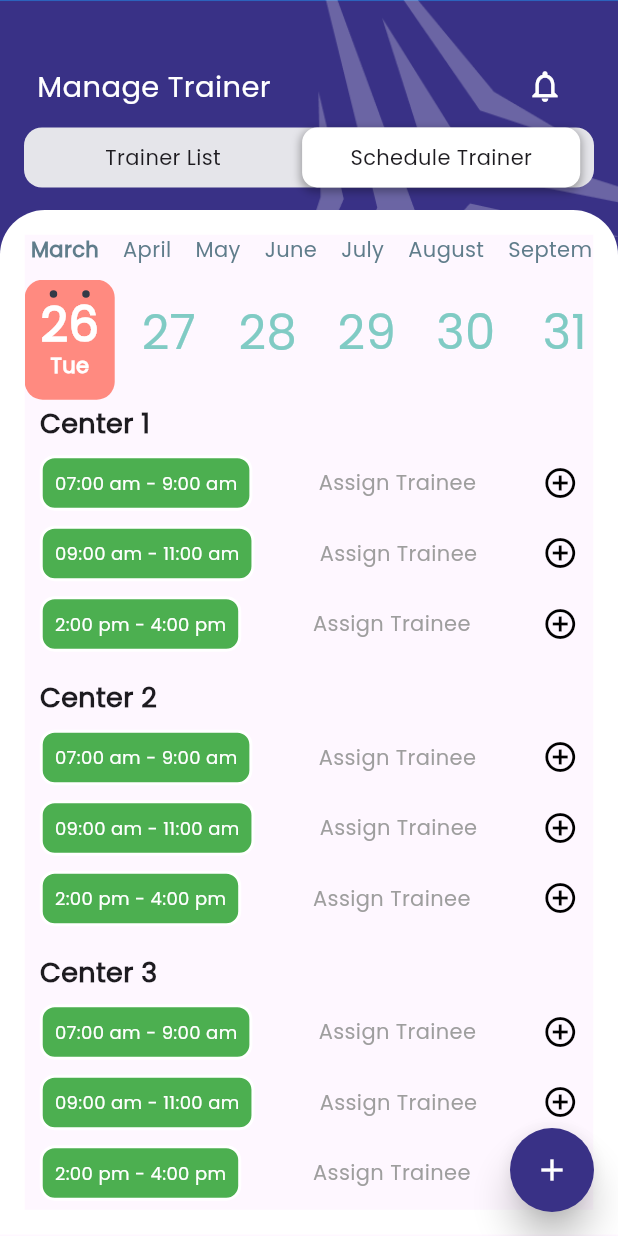
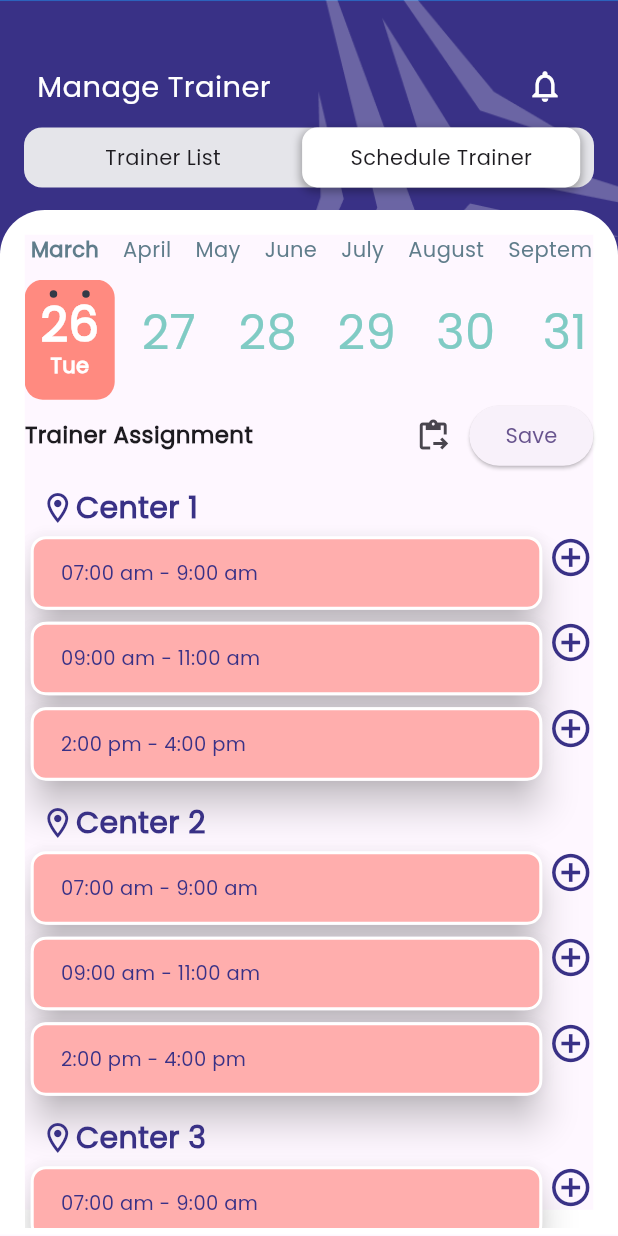
Before and after one commit to Surabhiprissoft/sahyog, a Flutter app: the ManageTrainer screen opened directly, item 2 of the bottom bar chosen, on a phone screen of 412 x 824 dp. Run offline on Flutter 3.47's test engine with Material 3 defaults, Android fonts, the phone set to English and light mode, and no system bars; drawn by our look-alikes of calendar_timeline, custom_sliding_segmented_control; our stand-ins replace animated_splash_screen, flutter_svg, get, get_storage, google_fonts, image_picker and 4 more; missing offline and left inert: dart:ffi, fab_circular_menu_plus; accounts and stored records are empty; network calls fail; project files that could hold a hidden picture were left out.

Commit message:
done with design part of scheduling screen

```diff
--- a/lib/Screens/ManageTrainer.dart
+++ b/lib/Screens/ManageTrainer.dart
@@ -23,17 +23,6 @@ class ManageTrainer extends GetView<ManageTrainerController> {
   Widget build(BuildContext context) {
     return Scaffold(
 
-      floatingActionButton: FloatingActionButton(
-        child: Icon(Icons.add, color: Colors.white,),
-        shape: CircleBorder(),
-        backgroundColor: AppColors.appThemeColor,
-        elevation: 10.0,
-        onPressed: () {
-          /* var controller = Get.find<AddTrainerController>();
-          controller.clearControllers();*/
-          Get.to(() => AddTrainer());
-        },
-      ),
       body: GetBuilder<ManageTrainerController>(
         assignId: true,
         builder: (controller) {
@@ -68,8 +57,88 @@ class ManageTrainer extends GetView<ManageTrainerController> {
                         ),
                         child:
                         controller.slidingValue.value == 1 ?
-                        Obx(() {
-                          if (controller.trainerList.isEmpty) {
+                        TrainerList(manageTrainerController: manageTrainerController)
+                            : StickyList()
+                    );
+                  })
+
+              ),
+              Positioned(
+                top: 85,
+                left: 16,
+                right: 16,
+                child: SizedBox(
+                  child: Obx(() {
+                    return CustomSlidingSegmentedControl<int>(
+                      initialValue: controller.slidingValue.value,
+                      children: const {
+                        1: Text('Trainer List'),
+                        2: Text('Schedule Trainer'),
+                      },
+                      innerPadding: EdgeInsets.zero,
+                      fixedWidth: 45.w,
+                      decoration: BoxDecoration(
+                        color: CupertinoColors.lightBackgroundGray,
+                        borderRadius: BorderRadius.circular(12),
+                      ),
+                      thumbDecoration: BoxDecoration(
+                        color: Colors.white,
+                        borderRadius: BorderRadius.circular(10),
+                        boxShadow: [
+                          BoxShadow(
+                            color: Colors.black.withOpacity(.3),
+                            blurRadius: 4.0,
+                            spreadRadius: 1.0,
+                            offset: Offset(
+                              0.0,
+                              2.0,
+                            ),
+                          ),
+                        ],
+                      ),
+                      onValueChanged: (v) {
+                        controller.slidingValue.value = v;
+                        print("POSITION" + controller.slidingValue.value
+                            .toString());
+                      },
+                    );
+                  }),
+                ),
+              ),
+
+            ],
+
+          );
+        },
+      ),
+    );
+  }
+}
+
+class TrainerList extends StatelessWidget {
+  const TrainerList({
+    super.key,
+    required this.manageTrainerController,
+  });
+
+  final ManageTrainerController manageTrainerController;
+
+  @override
+  Widget build(BuildContext context) {
+    return Scaffold(
+      floatingActionButton: FloatingActionButton(
+        child: Icon(Icons.add, color: Colors.white,),
+        shape: CircleBorder(),
+        backgroundColor: AppColors.appThemeColor,
+        elevation: 10.0,
+        onPressed: () {
+          /* var controller = Get.find<AddTrainerController>();
+          controller.clearControllers();*/
+          Get.to(() => AddTrainer());
+        },
+      ),
+      body: Obx(() {
+        if (manageTrainerController.trainerList.isEmpty) {
           return Center(
             child: SizedBox(
               width: 40.0,
@@ -80,9 +149,9 @@ class ManageTrainer extends GetView<ManageTrainerController> {
         } else {
           // Show the list view with data
           return ListView.builder(
-                              itemCount: controller.trainerList.length,
+            itemCount: manageTrainerController.trainerList.length,
             itemBuilder: (context, index) {
-                                final trainer = controller.trainerList[index];
+              final trainer = manageTrainerController.trainerList[index];
               return InkWell(
                 onTap: (){
                   Get.to(() => TrainerProfile(), arguments: trainer);
@@ -149,60 +218,7 @@ class ManageTrainer extends GetView<ManageTrainerController> {
             },
           );
         }
-                        })
-                            : StickyList()
-                    );
-                  })
-
-              ),
-              Positioned(
-                top: 85,
-                left: 16,
-                right: 16,
-                child: SizedBox(
-                  child: Obx(() {
-                    return CustomSlidingSegmentedControl<int>(
-                      initialValue: controller.slidingValue.value,
-                      children: const {
-                        1: Text('Trainer List'),
-                        2: Text('Schedule Trainer'),
-                      },
-                      innerPadding: EdgeInsets.zero,
-                      fixedWidth: 45.w,
-                      decoration: BoxDecoration(
-                        color: CupertinoColors.lightBackgroundGray,
-                        borderRadius: BorderRadius.circular(12),
-                      ),
-                      thumbDecoration: BoxDecoration(
-                        color: Colors.white,
-                        borderRadius: BorderRadius.circular(10),
-                        boxShadow: [
-                          BoxShadow(
-                            color: Colors.black.withOpacity(.3),
-                            blurRadius: 4.0,
-                            spreadRadius: 1.0,
-                            offset: Offset(
-                              0.0,
-                              2.0,
-                            ),
-                          ),
-                        ],
-                      ),
-                      onValueChanged: (v) {
-                        controller.slidingValue.value = v;
-                        print("POSITION" + controller.slidingValue.value
-                            .toString());
-                      },
-                    );
       }),
-                ),
-              ),
-
-            ],
-
-          );
-        },
-      ),
     );
   }
 }
--- a/lib/Screens/StickyCenters.dart
+++ b/lib/Screens/StickyCenters.dart
@@ -40,9 +40,23 @@ class StickyList extends StatelessWidget {
               dotsColor: Color(0xFF333A47),
               locale: 'en_ISO',
             ),
+            Row(
+              mainAxisAlignment: MainAxisAlignment.spaceBetween,
+              children: [
+                Text("Trainer Assignment",style: TextStyle(fontSize: 16.sp,fontWeight: FontWeight.w700),),
+                Row(
+                  children: [
+                    IconButton(onPressed: (){}, icon: Icon(Icons.content_paste_go)),
+                    ElevatedButton(onPressed: (){}, child: Text("Save"))
+                  ],
+                )
+              ],
+            ),
+            SizedBox(height: 10.0),
             SingleChildScrollView(
+              child: Container(
                 child: SizedBox(
-                height:65.h,
+                  height:60.h,
                   child: ListView.builder(
                     itemCount: centers.length,
                     shrinkWrap: true,
@@ -52,21 +66,43 @@ class StickyList extends StatelessWidget {
                     itemBuilder: (context, index) {
                       return Column(
                         crossAxisAlignment: CrossAxisAlignment.start,
+                        mainAxisAlignment: MainAxisAlignment.start,
                         children: [
                           Padding(
-                          padding: EdgeInsets.symmetric(vertical: 3.0, horizontal: 10.0),
-                          child: Text(
+                            padding: EdgeInsets.symmetric(vertical: 0.0, horizontal: 10.0),
+                            child: Container(
+                              child: Row(
+                                children: [
+                                  Icon(Icons.location_on_outlined,color: AppColors.appThemeColor,),
+                                  Text(
                                     centers[index].name,
-                            style: TextStyle(fontSize: 18.0, fontWeight: FontWeight.bold),
+                                    style: TextStyle(fontSize: 20.0, fontWeight: FontWeight.bold,color: AppColors.appThemeColor),
+                                  ),
+                                ],
+                              ),
                             ),
                           ),
                           ListView.builder(
+                            padding: EdgeInsets.zero,
                             shrinkWrap: true,
                             physics: NeverScrollableScrollPhysics(),
                             itemCount: centers[index].timeSlots.length,
                             itemBuilder: (context, slotIndex) {
-                            return Padding(
+                              return IntrinsicWidth(
+                                child: Row(
+                                  mainAxisAlignment: MainAxisAlignment.spaceBetween,
+                                  crossAxisAlignment: CrossAxisAlignment.start,
+                                  children: [
+                                    Expanded(
+                                      child: Card(
+                                        elevation: 10.0,
+                                        child: Container(
                                           padding: EdgeInsets.symmetric(horizontal: 10.0, vertical: 5.0),
+                                          decoration: BoxDecoration(
+                                            color: AppColors.slotCardBackground,
+                                            border: Border.all(color: Colors.white, width: 2),
+                                            borderRadius: BorderRadius.circular(10),
+                                          ),
                                           child: Column(
                                             children: [
                                               Row(
@@ -74,22 +110,45 @@ class StickyList extends StatelessWidget {
                                                 children: [
                                                   Container(
                                                     padding: EdgeInsets.all(8.0),
-                                        decoration: BoxDecoration(
-                                          color: Colors.green,
-                                          border: Border.all(color: Colors.white, width: 2),
-                                          borderRadius: BorderRadius.circular(10),
-                                        ),
                                                     child: Text(
                                                       centers[index].timeSlots[slotIndex],
-                                          style: TextStyle(fontSize: 12.0, color: Colors.white),
+                                                      style: TextStyle(fontSize: 13.0, color: AppColors.appThemeColor),
                                                     ),
                                                   ),
                                                   SizedBox(width: 15.0),
-                                      Text(
-                                        "Assign Trainee",
-                                        style: TextStyle(color: Colors.grey),
+                                                  //Earlier Code -12-3-2024
+                                                ],
                                               ),
-                                      SizedBox(width: 15.0),
+                                              Obx(() {
+                                                return Wrap(
+                                                  children: controller.selectedNames.map((trainee) {
+                                                    if (trainee.centerName == centers[index].name && trainee.timeslot == centers[index].timeSlots[slotIndex]) {
+                                                      return Container(
+                                                        padding: const EdgeInsets.all(2.0),
+                                                        child: Chip(
+                                                          deleteIconColor: Colors.white,
+
+                                                          label: Text(trainee.traineeName),
+                                                          backgroundColor: AppColors.redRacket,
+                                                          onDeleted: () {
+                                                            controller.toggleSelection(trainee.traineeName, trainee.centerName, trainee.timeslot, index);
+                                                          },
+                                                          shape: RoundedRectangleBorder(
+                                                            borderRadius: BorderRadius.circular(20), // Adjust the radius as needed
+                                                          ),
+                                                        ),
+                                                      );
+                                                    } else {
+                                                      return SizedBox.shrink(); // Return an empty SizedBox for trainees not assigned to the current center and time slot
+                                                    }
+                                                  }).toList(),
+                                                );
+                                              })
+                                            ],
+                                          ),
+                                        ),
+                                      ),
+                                    ),
                                     InkWell(
                                       onTap: () {
                                         Get.defaultDialog(
@@ -125,38 +184,12 @@ class StickyList extends StatelessWidget {
                                           ],
                                         );
                                       },
-                                        child: Icon(Icons.add_circle_outline, color: Colors.black),
-                                      ) //Earlier Code -12-3-2024
+                                      child: Container(margin:EdgeInsets.only(top: 3.0),child: Icon(Icons.add_circle_outline, color:AppColors.appThemeColor,size: 30.0,)),
+                                    )
                                   ],
                                 ),
-                                  Obx(() {
-                                    return Wrap(
-                                      children: controller.selectedNames.map((trainee) {
-                                        if (trainee.centerName == centers[index].name && trainee.timeslot == centers[index].timeSlots[slotIndex]) {
-                                          return Padding(
-                                            padding: const EdgeInsets.all(2.0),
-                                            child: Chip(
-                                              deleteIconColor: Colors.white,
-                                              label: Text(trainee.traineeName),
-                                              backgroundColor: AppColors.redRacket,
-                                              onDeleted: () {
-                                                controller.toggleSelection(trainee.traineeName, trainee.centerName, trainee.timeslot, index);
-                                              },
-                                              shape: RoundedRectangleBorder(
-                                                borderRadius: BorderRadius.circular(20), // Adjust the radius as needed
-                                              ),
-                                            ),
                               );
-                                        } else {
-                                          return SizedBox.shrink(); // Return an empty SizedBox for trainees not assigned to the current center and time slot
-                                        }
-                                      }).toList(),
-                                    );
-                                  })
-                                ],
-                              ),
 
-                            );
                             },
                           ),
                           SizedBox(height: 10.0),
@@ -166,6 +199,7 @@ class StickyList extends StatelessWidget {
                   ),
                 ),
               ),
+            ),
           ],
         )
       );
--- a/lib/utils/app_colors.dart
+++ b/lib/utils/app_colors.dart
@@ -49,4 +49,5 @@ class AppColors
   static const successgradiantcolor2=Color(0xff1756A7);
 
   static const cardBack = Color(0xffF0EEFF);
+  static const slotCardBackground = Color(0xffFFAEAD);
 }
```
Lines whose indentation alone changed are shown as unchanged.
